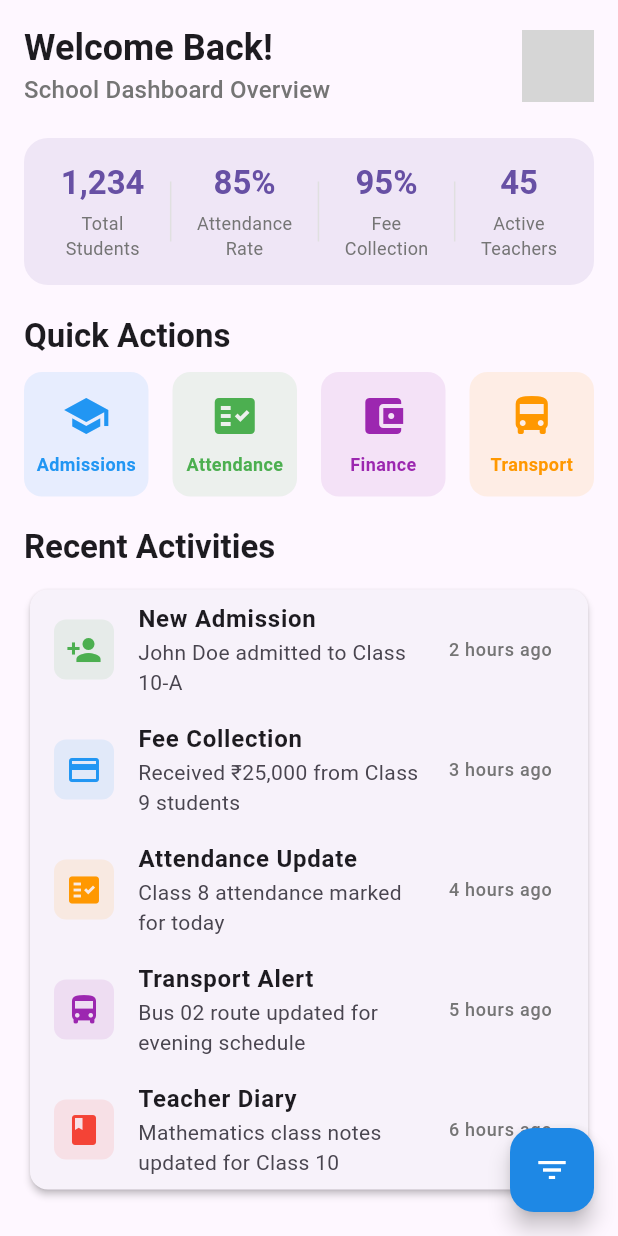
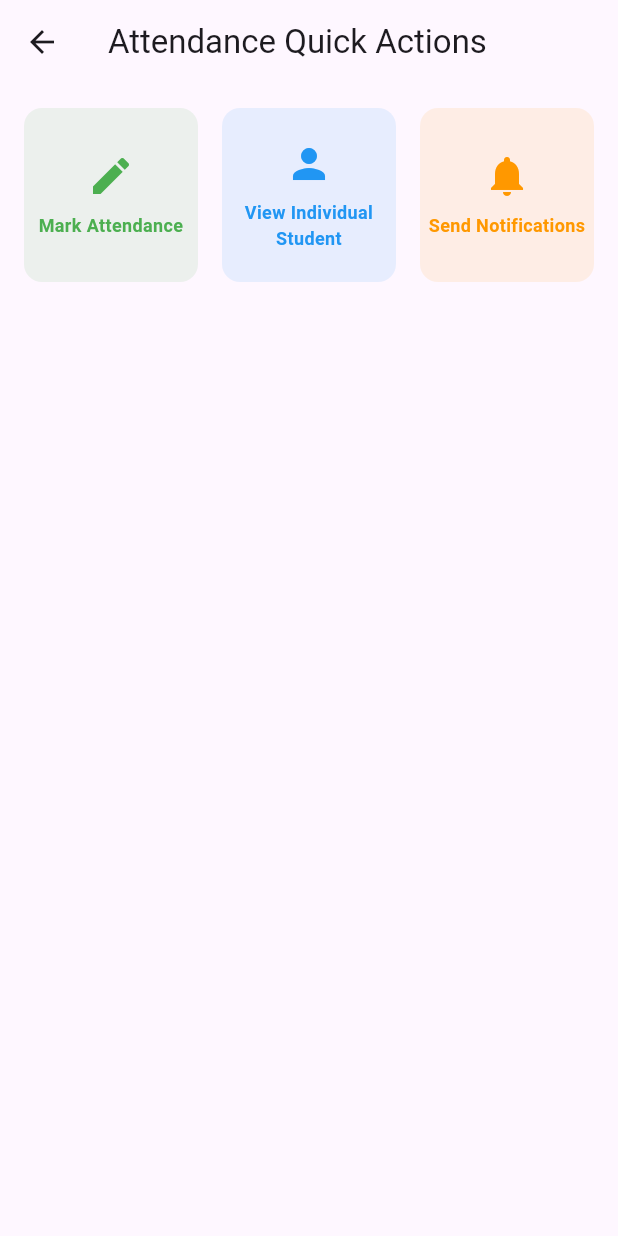
Before and after one commit to kiran-classet/classet_admin_flutter, a Flutter app: the HomeScreen screen opened by its route, after a tap on "Attendance", on a phone screen of 412 x 824 dp. Run offline on Flutter 3.47's test engine with Material 3 defaults, Android fonts, the phone set to English and light mode, and no system bars; our stand-ins replace flutter_riverpod, flutter_secure_storage, go_router, shared_preferences, shimmer; missing offline and left inert: amazon_cognito_identity_dart_2; accounts and stored records are empty; network calls fail; grey boxes are pictures that could not be loaded.

Commit message:
feat: update AWS Cognito configuration and add attendance management screens

```diff
--- a/lib/core/services/api_service.dart
+++ b/lib/core/services/api_service.dart
@@ -9,11 +9,11 @@ class ApiService {
   static const String productionBaseUrl =
       'https://d0xfkv0fi4.execute-api.ap-south-2.amazonaws.com/sasprod/v1/data/';
 
-  // static const String localhostBaseUrl = 'http://192.168.0.114:4000/v1/data/';
-  static const String localhostBaseUrl = 'http://192.168.1.12:4000/v1/data/';
+  static const String localhostBaseUrl = 'http://192.168.0.114:4000/v1/data/';
+  // static const String localhostBaseUrl = 'http://192.168.1.12:4000/v1/data/';
 
   static const String baseUrl =
-      productionBaseUrl; // Switch to productionBaseUrl for production.
+      localhostBaseUrl; // Switch to productionBaseUrl for production.
 
   // Generic GET request
   Future<dynamic> get(String endpoint) async {
--- a/lib/core/widgets/filter_button_widget.dart
+++ b/lib/core/widgets/filter_button_widget.dart
@@ -3,7 +3,6 @@ import 'package:flutter/material.dart';
 import 'package:flutter_riverpod/flutter_riverpod.dart';
 import '../providers/filter_provider.dart';
 import 'package:classet_admin/features/auth/providers/admin_user_provider.dart';
-import '../constants/constants.dart';
 
 class FilterButtonWidget extends ConsumerWidget {
   final VoidCallback? onFilterApplied;
--- a/lib/features/auth/views/login_screen.dart
+++ b/lib/features/auth/views/login_screen.dart
@@ -1,5 +1,4 @@
 import 'package:classet_admin/core/providers/filter_provider.dart';
-import 'package:classet_admin/features/academic/providers/academic_year_provider.dart';
 import 'package:classet_admin/features/auth/providers/login_state.dart';
 import 'package:classet_admin/features/auth/providers/admin_user_provider.dart';
 import 'package:flutter/material.dart';
@@ -16,8 +15,8 @@ class LoginScreen extends ConsumerStatefulWidget {
 }
 
 class _LoginScreenState extends ConsumerState<LoginScreen> {
-  final emailController = TextEditingController(text: '');
-  final passwordController = TextEditingController(text: '');
+  final emailController = TextEditingController(text: 'aauramana');
+  final passwordController = TextEditingController(text: 'Classet@123');
   bool _isPasswordVisible = false;
   bool _rememberMe = false;
 
--- /dev/null
+++ b/lib/features/dashboard/views/attendance_quick_actions_page.dart
@@ -0,0 +1,73 @@
+import 'package:classet_admin/features/attendance/views/mark_attendance_screen.dart';
+import 'package:flutter/material.dart';
+
+class AttendanceQuickActionsPage extends StatelessWidget {
+  const AttendanceQuickActionsPage({super.key});
+
+  @override
+  Widget build(BuildContext context) {
+    return Scaffold(
+      appBar: AppBar(
+        title: const Text('Attendance Quick Actions'),
+      ),
+      body: Padding(
+        padding: const EdgeInsets.all(16.0),
+        child: GridView.count(
+          crossAxisCount: 3,
+          crossAxisSpacing: 16,
+          mainAxisSpacing: 16,
+          children: [
+            _buildActionItem(
+                context, 'Mark Attendance', Icons.edit, Colors.green),
+            _buildActionItem(
+                context, 'View Individual Student', Icons.person, Colors.blue),
+            _buildActionItem(context, 'Send Notifications', Icons.notifications,
+                Colors.orange),
+          ],
+        ),
+      ),
+    );
+  }
+
+  Widget _buildActionItem(
+      BuildContext context, String label, IconData icon, Color color) {
+    return InkWell(
+      onTap: () {
+        if (label == 'Mark Attendance') {
+          Navigator.push(
+            context,
+            MaterialPageRoute(builder: (context) => MarkAttendanceScreen()),
+          );
+        } else {
+          print('$label clicked');
+        }
+      },
+      child: Container(
+        decoration: BoxDecoration(
+          color: color.withOpacity(0.1),
+          borderRadius: BorderRadius.circular(12),
+        ),
+        child: Column(
+          mainAxisAlignment: MainAxisAlignment.center,
+          children: [
+            Icon(
+              icon,
+              color: color,
+              size: 32,
+            ),
+            const SizedBox(height: 8),
+            Text(
+              label,
+              textAlign: TextAlign.center,
+              style: TextStyle(
+                color: color,
+                fontSize: 12,
+                fontWeight: FontWeight.bold,
+              ),
+            ),
+          ],
+        ),
+      ),
+    );
+  }
+}
--- a/lib/features/dashboard/views/home_screen.dart
+++ b/lib/features/dashboard/views/home_screen.dart
@@ -1,10 +1,9 @@
-import 'package:classet_admin/core/constants/constants.dart';
 import 'package:classet_admin/core/widgets/filter_button_widget.dart';
+import 'package:classet_admin/features/dashboard/views/attendance_quick_actions_page.dart';
 import 'package:flutter/material.dart';
 import 'package:flutter_riverpod/flutter_riverpod.dart';
 import 'package:shimmer/shimmer.dart';
 import 'package:classet_admin/features/auth/providers/admin_user_provider.dart';
-import 'dart:convert';
 
 // Filter provider
 final filterProvider = StateProvider<Map<String, dynamic>>((ref) => {
@@ -47,12 +46,6 @@ class HomeScreen extends ConsumerWidget {
                 adminUserState.isLoading
                     ? _buildShimmerEffect()
                     : _buildQuickActions(context),
-                const SizedBox(height: 20),
-                _buildSectionTitle(context, 'Recent Activities'),
-                const SizedBox(height: 10),
-                adminUserState.isLoading
-                    ? _buildShimmerEffect()
-                    : _buildRecentActivities(context),
                 const SizedBox(height: 20),
                 adminUserState.isLoading
                     ? _buildShimmerEffect()
@@ -195,8 +188,8 @@ class HomeScreen extends ConsumerWidget {
       crossAxisSpacing: 16,
       mainAxisSpacing: 16,
       children: [
+        _buildActionItem(context, 'Attendance', Icons.fact_check, Colors.green),
         _buildActionItem(context, 'Admissions', Icons.school, Colors.blue),
-        _buildActionItem(context, 'Attendance', Icons.fact_check, Colors.green),
         _buildActionItem(
             context, 'Finance', Icons.account_balance_wallet, Colors.purple),
         _buildActionItem(
@@ -208,7 +201,16 @@ class HomeScreen extends ConsumerWidget {
   Widget _buildActionItem(
       BuildContext context, String label, IconData icon, Color color) {
     return InkWell(
-      onTap: () {},
+      onTap: () {
+        if (label == 'Attendance') {
+          Navigator.push(
+            context,
+            MaterialPageRoute(
+              builder: (context) => AttendanceQuickActionsPage(),
+            ),
+          );
+        }
+      },
       child: Container(
         decoration: BoxDecoration(
           color: color.withOpacity(0.1),
@@ -232,92 +234,6 @@ class HomeScreen extends ConsumerWidget {
               ),
             ),
           ],
-        ),
-      ),
-    );
-  }
-
-  Widget _buildRecentActivities(BuildContext context) {
-    return Card(
-      elevation: 2,
-      child: ListView.builder(
-        shrinkWrap: true,
-        physics: const NeverScrollableScrollPhysics(),
-        itemCount: 5,
-        itemBuilder: (context, index) {
-          return _buildActivityItem(context, _getActivityData(index));
-        },
-      ),
-    );
-  }
-
-  Map<String, dynamic> _getActivityData(int index) {
-    final activities = [
-      {
-        'title': 'New Admission',
-        'description': 'John Doe admitted to Class 10-A',
-        'time': '2 hours ago',
-        'icon': Icons.person_add,
-        'color': Colors.green,
-      },
-      {
-        'title': 'Fee Collection',
-        'description': 'Received ₹25,000 from Class 9 students',
-        'time': '3 hours ago',
-        'icon': Icons.payment,
-        'color': Colors.blue,
-      },
-      {
-        'title': 'Attendance Update',
-        'description': 'Class 8 attendance marked for today',
-        'time': '4 hours ago',
-        'icon': Icons.fact_check,
-        'color': Colors.orange,
-      },
-      {
-        'title': 'Transport Alert',
-        'description': 'Bus 02 route updated for evening schedule',
-        'time': '5 hours ago',
-        'icon': Icons.directions_bus,
-        'color': Colors.purple,
-      },
-      {
-        'title': 'Teacher Diary',
-        'description': 'Mathematics class notes updated for Class 10',
-        'time': '6 hours ago',
-        'icon': Icons.book,
-        'color': Colors.red,
-      },
-    ];
-    return activities[index];
-  }
-
-  Widget _buildActivityItem(
-      BuildContext context, Map<String, dynamic> activity) {
-    return ListTile(
-      leading: Container(
-        padding: const EdgeInsets.all(8),
-        decoration: BoxDecoration(
-          color: activity['color'].withOpacity(0.1),
-          borderRadius: BorderRadius.circular(8),
-        ),
-        child: Icon(
-          activity['icon'],
-          color: activity['color'],
-        ),
-      ),
-      title: Text(
-        activity['title'],
-        style: const TextStyle(
-          fontWeight: FontWeight.bold,
-        ),
-      ),
-      subtitle: Text(activity['description']),
-      trailing: Text(
-        activity['time'],
-        style: TextStyle(
-          color: Colors.grey[600],
-          fontSize: 12,
         ),
       ),
     );
--- a/lib/features/profile/views/privacy_policy_screen.dart
+++ b/lib/features/profile/views/privacy_policy_screen.dart
@@ -1,6 +1,8 @@
 import 'package:flutter/material.dart';
 
 class PrivacyPolicyScreen extends StatelessWidget {
+  const PrivacyPolicyScreen({super.key});
+
   @override
   Widget build(BuildContext context) {
     return Scaffold(
```
Also changed, not shown: lib/config/aws_cognito_config.dart (+9 -9 lines), lib/features/attendance/views/mark_attendance_screen.dart (added, +104 -0 lines).
